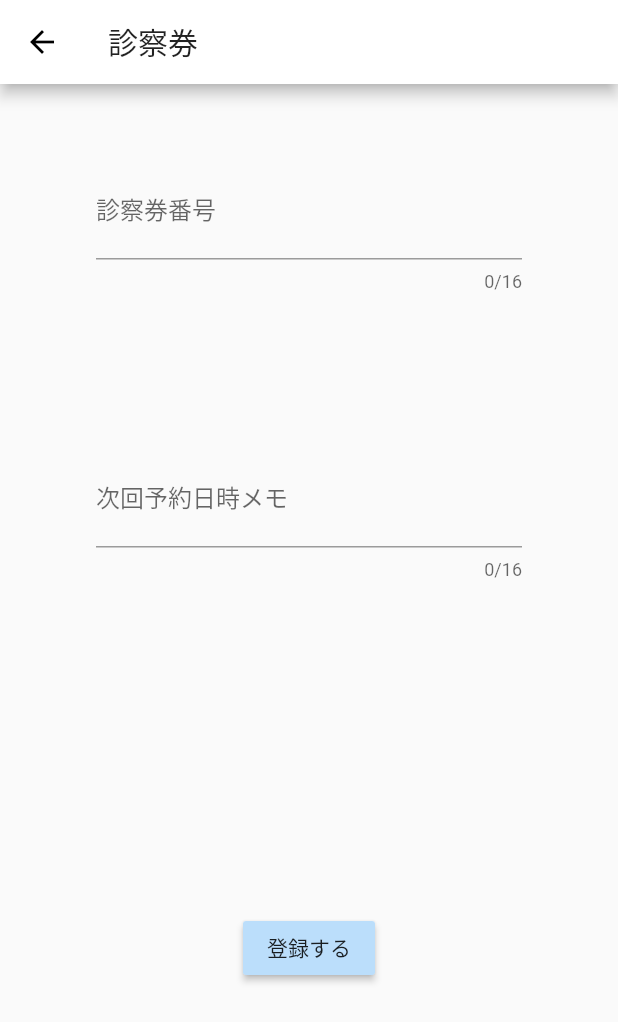
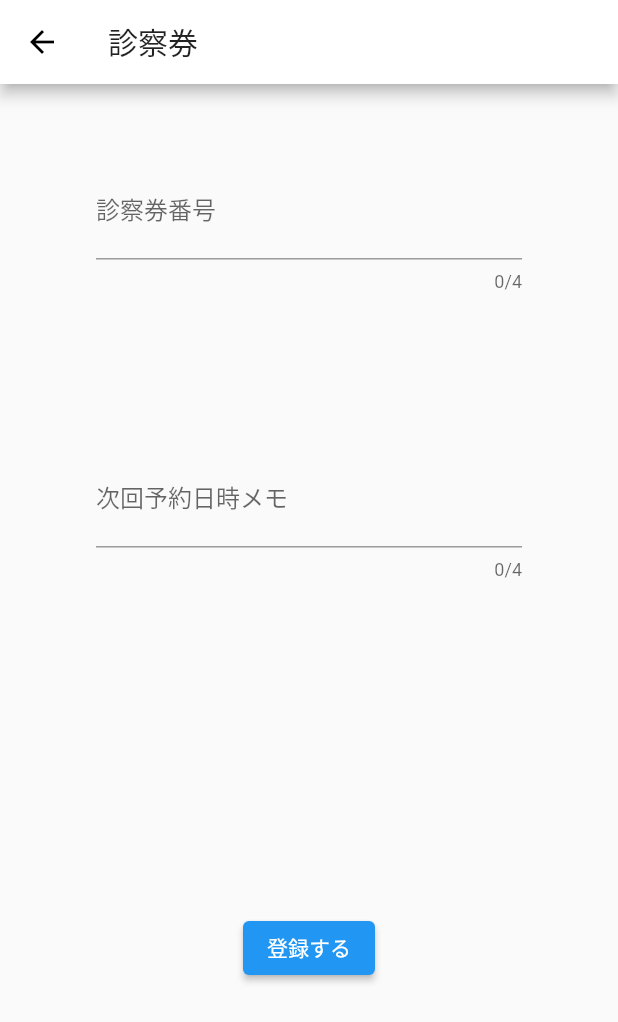
Before and after one commit to kazuma-fujita/flutter_clinc_card, a Flutter app: the screen it shows after launch, after a tap on "診察券", on a phone screen of 412 x 824 dp. Shown: the top 1022 px of the screen. Run offline on Flutter 3.47's test engine with Material 2 defaults, Android fonts, the phone set to English and light mode, and no system bars; our stand-ins replace cached_network_image, flutter_hooks, freezed_annotation, like_button, page_view_indicators; generated files the repository leaves out were written again; network calls fail.

Commit message:
favorite added

```diff
--- a/build.yaml
+++ b/build.yaml
@@ -17,4 +17,4 @@ targets:
           generic_argument_factories: false
           ignore_unannotated: false
           include_if_null: true
-          nullable: true
+#          nullable: true
--- a/lib/nested_list_screen.dart
+++ b/lib/favorite_list_view.dart
@@ -8,15 +8,11 @@ class Const {
   static const routeNameUpsertClinicCard = '/upsert-clinic-card';
 }
 
-class NestedListScreen extends StatelessWidget {
+class FavoriteListView extends StatelessWidget {
   @override
   Widget build(BuildContext context) {
     return MaterialApp(
       theme: ThemeData(primaryColor: Colors.white),
-      // routes: <String, WidgetBuilder>{
-      //   Const.routeNameUpsertClinicCard: (BuildContext context) =>
-      //       UpsertClinicCard(),
-      // },
       // 画面遷移時にアニメーションを設定する為 onGenerateRoute でルーティング
       onGenerateRoute: (settings) {
         // 遷移先画面に渡す値を取得
@@ -55,7 +51,7 @@ class NestedList extends StatelessWidget {
     return Scaffold(
       appBar: AppBar(
         elevation: 0,
-        title: const Text('Clinic Card List'),
+        title: const Text('かかりつけ'),
       ),
       body: ListView.builder(
         padding: const EdgeInsets.symmetric(vertical: 16),
@@ -83,6 +79,7 @@ class NestedList extends StatelessWidget {
                   right: 24,
                   child: LikeButton(
                     key: Key(verticalIndex.toString()),
+                    isLiked: false,
                   ),
                 ),
               ],
--- a/lib/image_slider.dart
+++ b/lib/image_slider.dart
@@ -37,8 +37,6 @@ class _ImageSliderState extends State<ImageSlider> {
               PageController(initialPage: initialPageCount(widget.imageCount)),
           itemBuilder: _buildImageView,
           onPageChanged: (int index) {
-            print(index);
-            print(index % widget.imageCount);
             _currentPageNotifier.value = index % widget.imageCount;
           },
         ),
--- a/lib/main.dart
+++ b/lib/main.dart
@@ -3,9 +3,9 @@
 import 'package:flutter/material.dart';
 import 'package:flutter/rendering.dart';
 
-import 'nested_list_screen.dart';
+import 'favorite_list_view.dart';
 
 void main() {
   debugPaintSizeEnabled = false;
-  runApp(NestedListScreen());
+  runApp(FavoriteListView());
 }
--- a/lib/upsert_clinic_card.dart
+++ b/lib/upsert_clinic_card.dart
@@ -1,7 +1,7 @@
 import 'package:flutter/material.dart';
 import 'package:flutter/services.dart';
 
-import 'nested_list_screen.dart';
+import 'favorite_list_view.dart';
 
 class UpsertClinicCard extends StatelessWidget {
   const UpsertClinicCard({required this.arguments});
@@ -33,8 +33,9 @@ class ClinicCardForm extends StatelessWidget {
             flex: 1,
             child: Center(
               child: TextField(
-                maxLength: 16,
-                maxLengthEnforced: true,
+                maxLength: 4,
+                maxLengthEnforcement:
+                    MaxLengthEnforcement.truncateAfterCompositionEnds,
                 decoration: const InputDecoration(
                   hintText: '診察券番号を入力してください',
                   labelText: '診察券番号',
@@ -49,7 +50,7 @@ class ClinicCardForm extends StatelessWidget {
             flex: 1,
             child: Center(
               child: TextField(
-                maxLength: 16,
+                maxLength: 4,
                 maxLengthEnforcement:
                     MaxLengthEnforcement.truncateAfterCompositionEnds,
                 decoration: const InputDecoration(
@@ -65,10 +66,10 @@ class ClinicCardForm extends StatelessWidget {
           Expanded(
             flex: 2,
             child: Center(
-              child: RaisedButton(
-                color: Theme.of(context).primaryColorLight,
+              child: ElevatedButton(
+                // color: Theme.of(context).primaryColorLight,
+                onPressed: () => Navigator.pop(context),
                 child: const Text('登録する'),
-                onPressed: () => Navigator.pop(context),
               ),
             ),
           ),
```
Also changed, not shown: lib/favorite.dart (added, +17 -0 lines), lib/favorite_list_view_model.dart (added).
